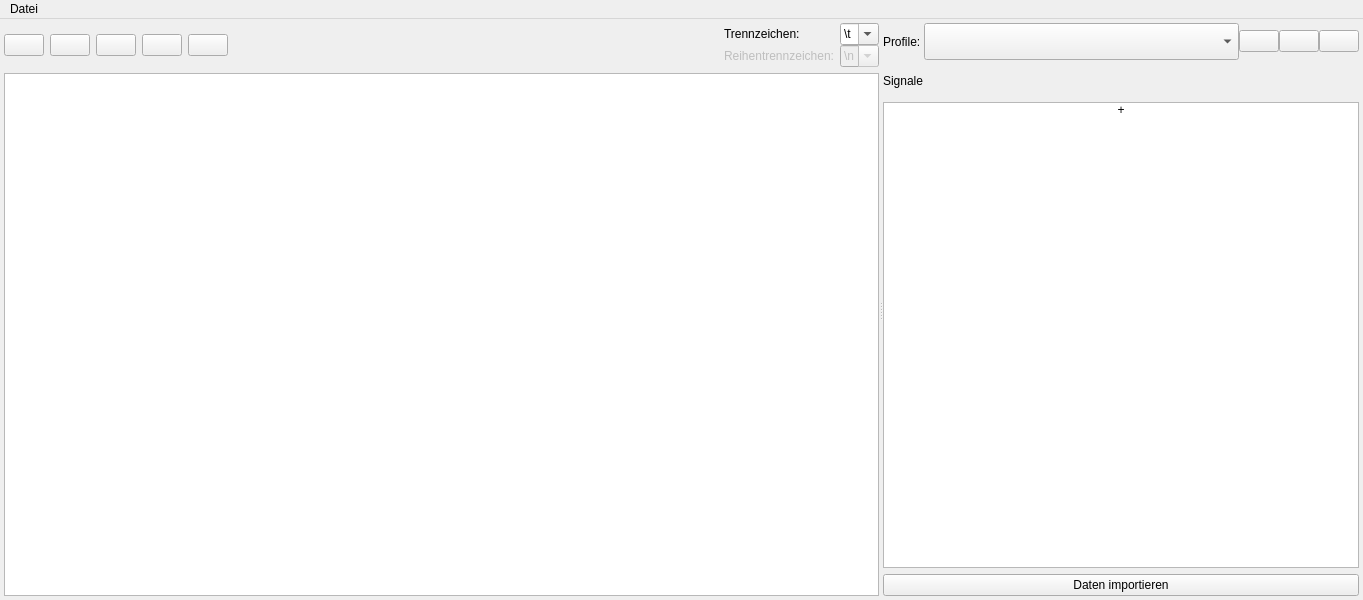
The window that RTOC/RTOC_GUI/ui/csveditor.ui (Haschtl/RealTimeOpenControl) describes before a commit, drawn with Qt 5.
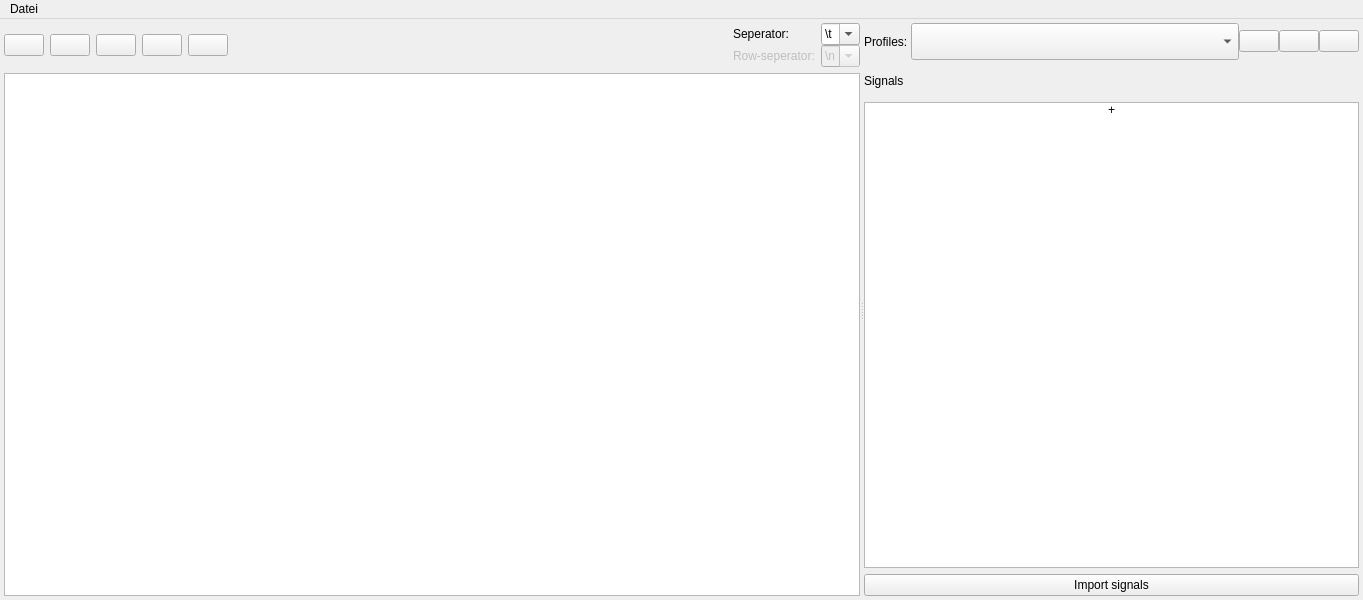
The same window after the commit. Icons and pictures are not drawn.

```diff
--- a/RTOC/RTOC_GUI/ui/csveditor.ui
+++ b/RTOC/RTOC_GUI/ui/csveditor.ui
@@ -242,7 +242,7 @@
             <item row="0" column="0">
              <widget class="QLabel" name="label_3">
               <property name="text">
-               <string>Trennzeichen:</string>
+               <string>Seperator:</string>
               </property>
              </widget>
             </item>
@@ -252,7 +252,7 @@
                <bool>false</bool>
               </property>
               <property name="text">
-               <string>Reihentrennzeichen:</string>
+               <string>Row-seperator:</string>
               </property>
              </widget>
             </item>
@@ -317,7 +317,7 @@
           <item>
            <widget class="QLabel" name="label_2">
             <property name="text">
-             <string>Profile: </string>
+             <string>Profiles: </string>
             </property>
            </widget>
           </item>
@@ -417,7 +417,7 @@
            </size>
           </property>
           <property name="text">
-           <string>Signale</string>
+           <string>Signals</string>
           </property>
          </widget>
         </item>
@@ -436,7 +436,7 @@
         <item>
          <widget class="QPushButton" name="importButton">
           <property name="text">
-           <string>Daten importieren</string>
+           <string>Import signals</string>
           </property>
          </widget>
         </item>
```
Left out of the diff: 20 changed lines with no effect on the pictures.
